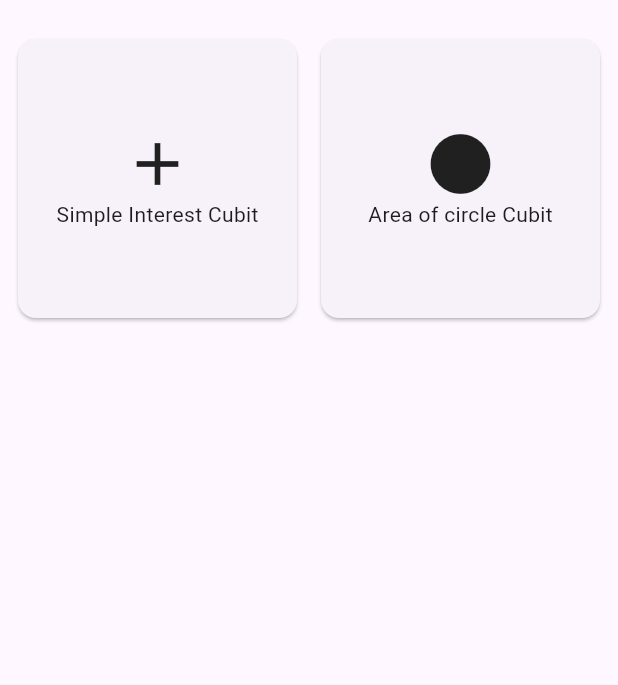
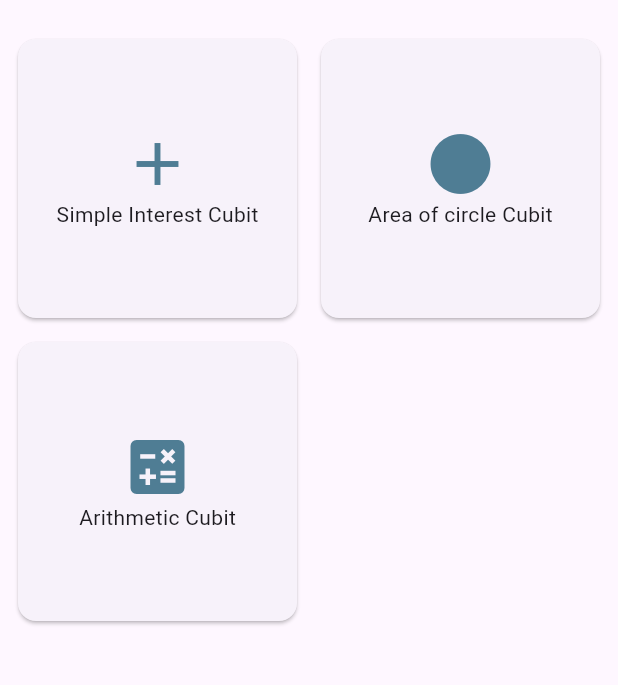
Before and after one commit to Binumaka/ClassAssignment2, a Flutter app: the screen it shows after launch, on a phone screen of 412 x 824 dp, the part 63-748 px from its top. Run offline on Flutter 3.47's test engine with Material 3 defaults, Android fonts, the light colour scheme and no system bars; our stand-ins replace flutter_bloc; statements that could not run were skipped.

Commit message:
changes in view

```diff
--- a/lib/view/dashboard_cubit_view.dart
+++ b/lib/view/dashboard_cubit_view.dart
@@ -28,7 +28,8 @@ class DashboardView extends StatelessWidget {
               child: const Column(
                 mainAxisAlignment: MainAxisAlignment.center,
                 children: <Widget>[
-                  Icon(Icons.add, size: 48),
+                  Icon(Icons.add,
+                      size: 48, color: Color.fromARGB(255, 79, 125, 148)),
                   Text('Simple Interest Cubit'),
                 ],
               ),
@@ -42,8 +43,27 @@ class DashboardView extends StatelessWidget {
               child: const Column(
                 mainAxisAlignment: MainAxisAlignment.center,
                 children: <Widget>[
-                  Icon(Icons.circle, size: 48),
+                  Icon(Icons.circle,
+                      size: 48, color: Color.fromARGB(255, 79, 125, 148)),
                   Text('Area of circle Cubit'),
+                ],
+              ),
+            ),
+          ),
+          Card(
+            child: InkWell(
+              onTap: () {
+                context.read<DashboardCubit>().openArithmeticView(context);
+              },
+              child: const Column(
+                mainAxisAlignment: MainAxisAlignment.center,
+                children: <Widget>[
+                  Icon(
+                    Icons.calculate,
+                    size: 48,
+                    color: Color.fromARGB(255, 79, 125, 148),
+                  ),
+                  Text('Arithmetic Cubit'),
                 ],
               ),
             ),
```
